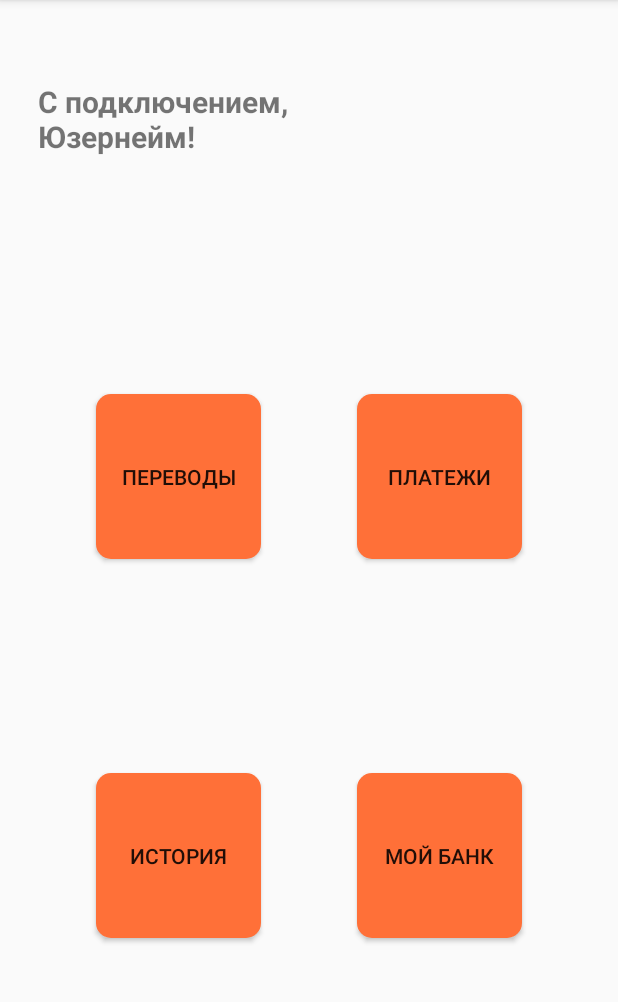
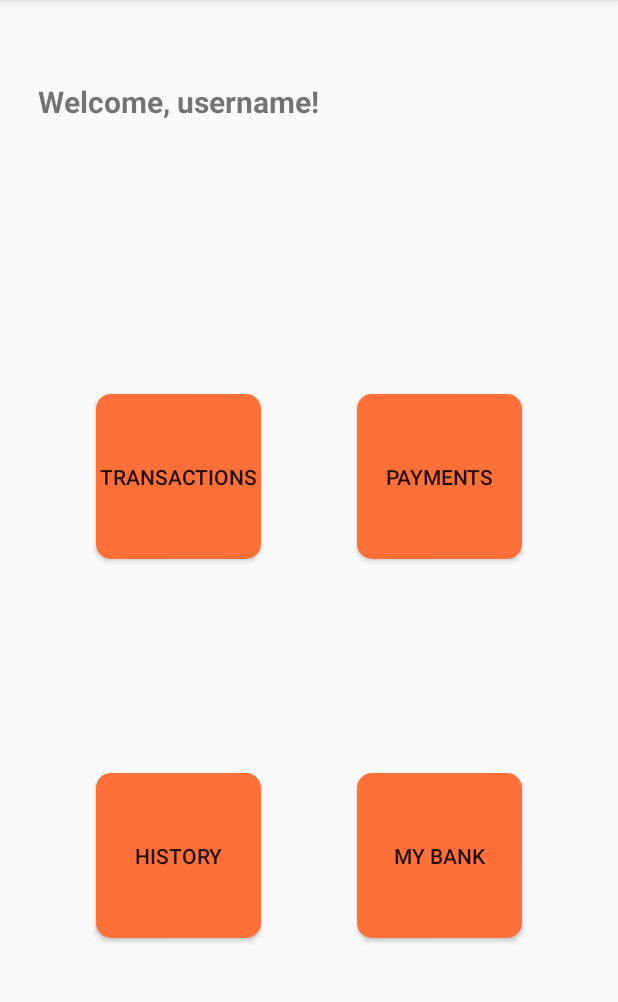
Before and after one commit to Assiya-Zhiyenbek/Ocean-s-Five, an Android app: the screen it shows after launch (MainActivity), on a phone screen of 412 x 824 dp, the part 84-1086 px from its top. Run offline under Robolectric (Android 15) with nearby library versions, the phone set to English and light mode, and no system bars.

Commit message:
Fixed transaction bug

```diff
--- a/app/src/main/AndroidManifest.xml
+++ b/app/src/main/AndroidManifest.xml
@@ -39,11 +39,11 @@
                 android:value=".MainActivity" />
         </activity>
         <activity android:name=".TransactionsActivity"
-            android:parentActivityName=".MainActivity">
+            android:parentActivityName=".Authorization">
             <!-- The meta-data tag is required if you support API level 15 and lower -->
             <meta-data
                 android:name="android.support.PARENT_ACTIVITY"
-                android:value=".MainActivity" />
+                android:value=".Authorization" />
         </activity>
 
 
--- a/app/src/main/java/com/qcb/financemanage/Authorization.java
+++ b/app/src/main/java/com/qcb/financemanage/Authorization.java
@@ -45,6 +45,10 @@ public class Authorization extends AppCompatActivity {
                     Intent intent = new Intent(getApplicationContext(), HistoryActivity.class);
                     intent.putExtra("Account_ID", accID);
                     startActivity(intent);
+                } else if (destinationActivity.equals("TransactionsActivity")) {
+                    Intent intent = new Intent(getApplicationContext(), TransactionsActivity.class);
+                    intent.putExtra("Account_ID", accID);
+                    startActivity(intent);
                 }
 
 
--- a/app/src/main/res/layout/content_main.xml
+++ b/app/src/main/res/layout/content_main.xml
@@ -14,7 +14,7 @@
         android:layout_height="66dp"
         android:layout_marginTop="54dp"
         android:layout_marginBottom="336dp"
-        android:text="С подключением, Юзернейм!"
+        android:text="Welcome, username!"
         android:textSize="20sp"
         android:textStyle="bold"
         app:layout_constraintBottom_toTopOf="@+id/btn_history"
@@ -30,7 +30,7 @@
         android:id="@+id/btn_transactions"
         android:layout_width="110dp"
         android:layout_height="110dp"
-        android:text="Переводы"
+        android:text="Transactions"
         android:background="@drawable/btn_shape"
         app:layout_constraintBottom_toTopOf="@+id/btn_history"
         app:layout_constraintEnd_toStartOf="@+id/btn_payments"
@@ -42,7 +42,7 @@
         android:id="@+id/btn_mybank"
         android:layout_width="110dp"
         android:layout_height="110dp"
-        android:text="Мой Банк"
+        android:text="My Bank"
         android:background="@drawable/btn_shape"
         app:layout_constraintBottom_toBottomOf="parent"
         app:layout_constraintEnd_toEndOf="parent"
@@ -54,7 +54,7 @@
         android:id="@+id/btn_history"
         android:layout_width="110dp"
         android:layout_height="110dp"
-        android:text="История"
+        android:text="History"
         android:background="@drawable/btn_shape"
         app:layout_constraintBottom_toBottomOf="parent"
         app:layout_constraintEnd_toStartOf="@+id/btn_mybank"
@@ -66,7 +66,7 @@
         android:id="@+id/btn_payments"
         android:layout_width="110dp"
         android:layout_height="110dp"
-        android:text="Платежи"
+        android:text="Payments"
         android:background="@drawable/btn_shape"
         app:layout_constraintBottom_toTopOf="@+id/btn_mybank"
         app:layout_constraintEnd_toEndOf="parent"
```
Also changed, not shown: app/src/main/res/layout/activity_payments.xml (+4 -4 lines).
